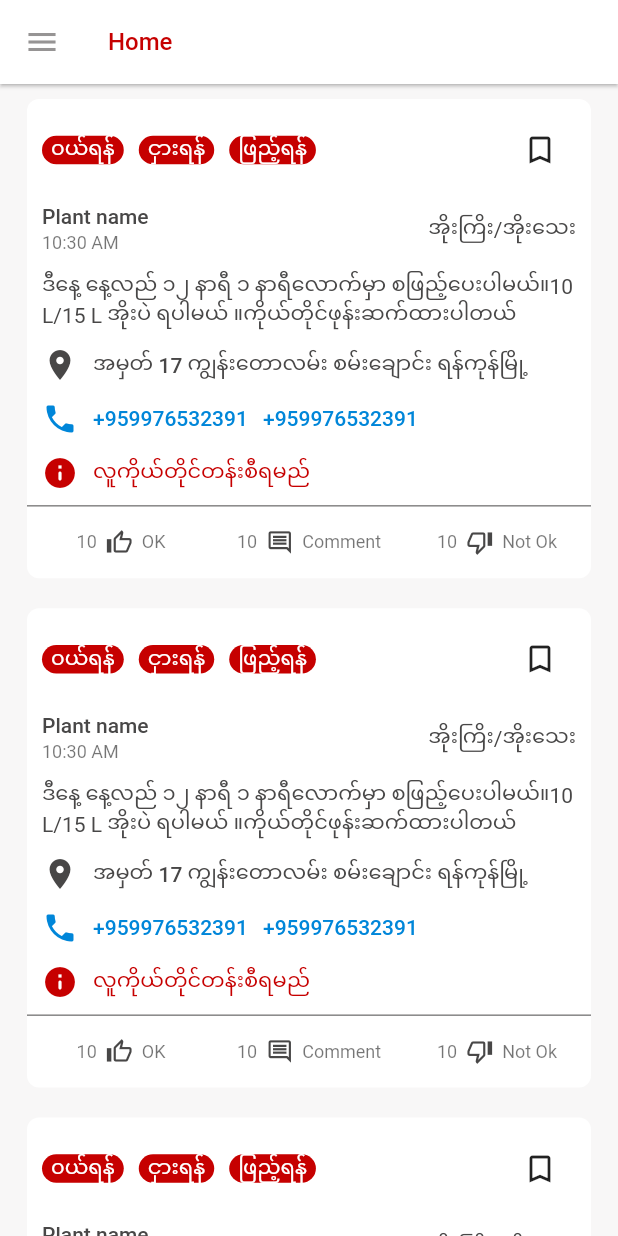
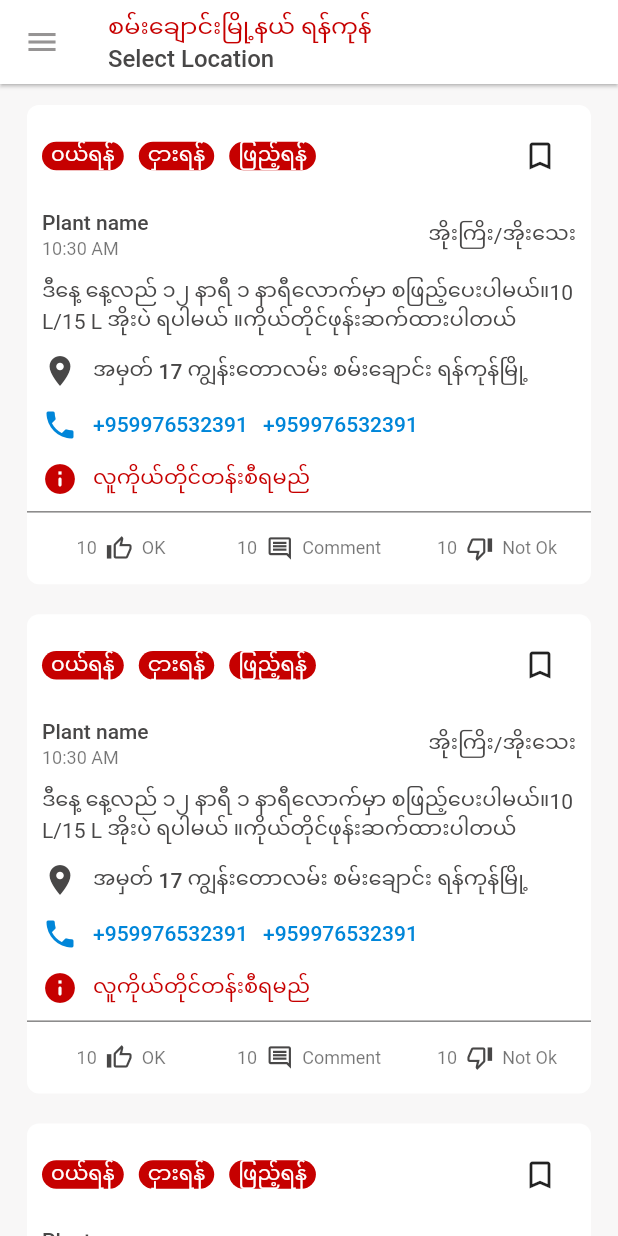
Before and after one commit to Junejune95/O2HelpByFlutter, a Flutter app: the HomeScreen screen opened by its route, on a phone screen of 412 x 824 dp. Run offline on Flutter 3.47's test engine with Material 2 defaults, Android fonts, the phone set to English and light mode, and no system bars; our stand-ins replace dropdown_search.

```diff
--- a/lib/screen/home/home_screen.dart
+++ b/lib/screen/home/home_screen.dart
@@ -1,19 +1,101 @@
 import 'package:O2help/components/drawer/navigation_drawer.dart';
+import 'package:O2help/components/primary_button.dart';
+import 'package:O2help/constants.dart';
 import 'package:O2help/screen/home/component/body.dart';
+import 'package:dropdown_search/dropdown_search.dart';
 import 'package:flutter/material.dart';
 
-class HomeScreen extends StatelessWidget {
+class HomeScreen extends StatefulWidget {
   static String routeName = "/home";
+
+  @override
+  _HomeScreenState createState() => _HomeScreenState();
+}
+
+class _HomeScreenState extends State<HomeScreen> {
+  double _appbarHeight = 60;
+
+  void _onSelectedMenu() {
+    setState(() {
+      _appbarHeight = _appbarHeight == 60 ? 320 : 60;
+    });
+  }
 
   @override
   Widget build(BuildContext context) {
     return Scaffold(
       backgroundColor: Color(0xFFF8F7F7),
       drawer: NavigationDrawer(),
-      appBar: AppBar(
-        title: Text('Home'),
-      ),
+      appBar: buildPreferredSize(),
       body: Body(),
     );
   }
+
+  PreferredSize buildPreferredSize() {
+    return PreferredSize(
+      preferredSize: Size.fromHeight(_appbarHeight),
+      child: Column(
+        children: [
+          AppBar(
+            centerTitle: false,
+            title: GestureDetector(
+              onTap: () {
+                _onSelectedMenu();
+              },
+              child: Column(
+                crossAxisAlignment: CrossAxisAlignment.start,
+                children: [
+                  Text(
+                    'စမ်းချောင်းမြို့နယ် ရန်ကုန်',
+                  ),
+                  Text(
+                    'Select Location',
+                    style: TextStyle(color: kTextColor),
+                  ),
+                ],
+              ),
+            ),
+          ),
+          if (_appbarHeight == 320)
+            Container(
+              color: Colors.white,
+              padding: EdgeInsets.all(20),
+              child: Column(
+                crossAxisAlignment: CrossAxisAlignment.end,
+                children: [
+                  DropdownSearch<String>(
+                    mode: Mode.MENU,
+                    showSelectedItem: true,
+                    items: ["Brazil", "Italia (Disabled)", "Tunisia", 'Canada'],
+                    label: "Region",
+                    hint: "country in menu mode",
+                    popupItemDisabled: (String s) => s.startsWith('I'),
+                    onChanged: print,
+                    selectedItem: "Brazil",
+                      showClearButton: true,
+                  ),
+                  SizedBox(
+                    height: 20,
+                  ),
+                  DropdownSearch<String>(
+                    mode: Mode.MENU,
+                    showSelectedItem: true,
+                    items: ["Brazil", "Italia (Disabled)", "Tunisia", 'Canada'],
+                    label: "Menu mode",
+                    hint: "country in menu mode",
+                    popupItemDisabled: (String s) => s.startsWith('I'),
+                    onChanged: print,
+                    selectedItem: "Brazil",
+                  ),
+                   SizedBox(
+                    height: 20,
+                  ),
+                PrimaryButton(label: 'Confirm', press: (){},width: 100,)
+                ],
+              ),
+            )
+        ],
+      ),
+    );
+  }
 }
--- a/pubspec.yaml
+++ b/pubspec.yaml
@@ -28,6 +28,7 @@ dependencies:
   # The following adds the Cupertino Icons font to your application.
   # Use with the CupertinoIcons class for iOS style icons.
   cupertino_icons: ^1.0.0
+  dropdown_search: ^0.4.9
   # flutter_svg: ^0.18.0 # help us to use SVG in our app
 
 dev_dependencies:
```
Also changed, not shown: lib/components/searchable_appbar_widget.dart (added, +30 -0 lines), pubspec.lock, 3 other files.
